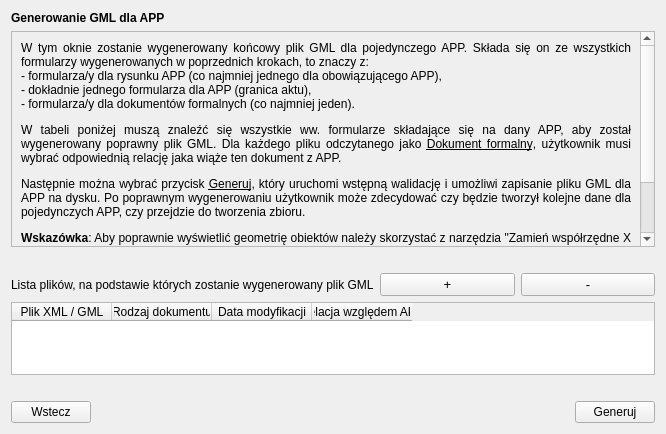
Qt form modules/app/views/ui/generowanie_gml_dialog_base.ui (envirosolutionspl/wtyczka_qgis_app) before a commit.
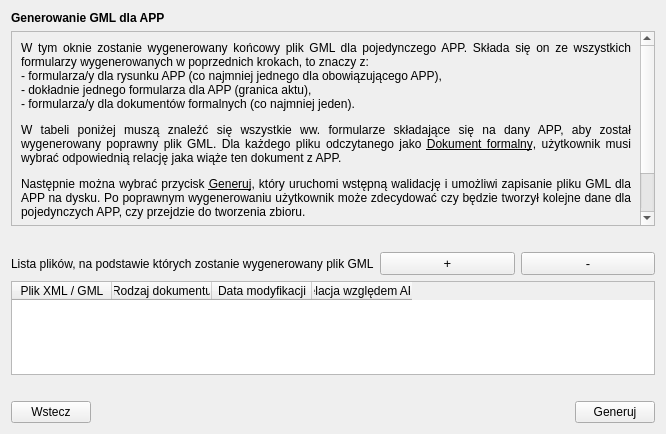
The same form after that commit.

Commit message: Zmiana instrukcji w oknie generowanie gml.

What changed in the file:
```diff
--- a/modules/app/views/ui/generowanie_gml_dialog_base.ui
+++ b/modules/app/views/ui/generowanie_gml_dialog_base.ui
@@ -52,7 +52,7 @@
           <x>0</x>
           <y>0</y>
           <width>627</width>
-          <height>236</height>
+          <height>262</height>
          </rect>
         </property>
         <property name="sizePolicy">
@@ -70,7 +70,7 @@
             </font>
            </property>
            <property name="text">
-            <string>&lt;html&gt;&lt;head/&gt;&lt;body&gt;&lt;p&gt;W tym oknie zostanie wygenerowany końcowy plik GML dla pojedynczego APP. Składa się on ze wszystkich formularzy wygenerowanych w poprzednich krokach, to znaczy z:&lt;br/&gt;- formularza/y dla rysunku APP (co najmniej jednego dla obowiązującego APP),&lt;br/&gt;- dokładnie jednego formularza dla APP (granica aktu),&lt;br/&gt;- formularza/y dla dokumentów formalnych (co najmniej jeden).&lt;/p&gt;&lt;p&gt;W tabeli poniżej muszą znaleźć się wszystkie ww. formularze składające się na dany APP, aby został wygenerowany poprawny plik GML. Dla każdego pliku odczytanego jako &lt;span style=&quot; text-decoration: underline;&quot;&gt;Dokument formalny&lt;/span&gt;, użytkownik musi wybrać odpowiednią relację jaka wiąże ten dokument z APP. &lt;/p&gt;&lt;p&gt;Następnie można wybrać przycisk &lt;span style=&quot; text-decoration: underline;&quot;&gt;Generuj&lt;/span&gt;, który uruchomi wstępną walidację i umożliwi zapisanie pliku GML dla APP na dysku. Po poprawnym wygenerowaniu użytkownik może zdecydować czy będzie tworzył kolejne dane dla pojedynczych APP, czy przejdzie do tworzenia zbioru. &lt;/p&gt;&lt;p&gt;&lt;span style=&quot; font-weight:600;&quot;&gt;Wskazówka&lt;/span&gt;: Aby poprawnie wyświetlić geometrię obiektów należy skorzystać z narzędzia &amp;quot;Zamień współrzędne X i Y&amp;quot;. Aby to zrobić należy wyświetlić panel &amp;quot;Algorytmy Processingu&amp;quot; (prawym przyciskiem myszy należy kliknąć na wstążkę z narzędziami i zaznaczyć krzyżykiem odpowiedni panel do wyświetlenia). Następnie w oknie &amp;quot;Algorytmy Processingu&amp;quot; należy rozwinąć listę narzędzi o nazwie &amp;quot;wektor - geometria&amp;quot; oraz wybrać narzędzie &amp;quot;Zamień współrzędne X i Y&amp;quot;.&lt;br/&gt;&lt;/p&gt;&lt;/body&gt;&lt;/html&gt;</string>
+            <string>&lt;html&gt;&lt;head/&gt;&lt;body&gt;&lt;p&gt;W tym oknie zostanie wygenerowany końcowy plik GML dla pojedynczego APP. Składa się on ze wszystkich formularzy wygenerowanych w poprzednich krokach, to znaczy z:&lt;br/&gt;- formularza/y dla rysunku APP (co najmniej jednego dla obowiązującego APP),&lt;br/&gt;- dokładnie jednego formularza dla APP (granica aktu),&lt;br/&gt;- formularza/y dla dokumentów formalnych (co najmniej jeden).&lt;/p&gt;&lt;p&gt;W tabeli poniżej muszą znaleźć się wszystkie ww. formularze składające się na dany APP, aby został wygenerowany poprawny plik GML. Dla każdego pliku odczytanego jako &lt;span style=&quot; text-decoration: underline;&quot;&gt;Dokument formalny&lt;/span&gt;, użytkownik musi wybrać odpowiednią relację jaka wiąże ten dokument z APP. &lt;/p&gt;&lt;p&gt;Następnie można wybrać przycisk &lt;span style=&quot; text-decoration: underline;&quot;&gt;Generuj&lt;/span&gt;, który uruchomi wstępną walidację i umożliwi zapisanie pliku GML dla APP na dysku. Po poprawnym wygenerowaniu użytkownik może zdecydować czy będzie tworzył kolejne dane dla pojedynczych APP, czy przejdzie do tworzenia zbioru. &lt;/p&gt;&lt;p&gt;&lt;span style=&quot; font-weight:600;&quot;&gt;Wskazówka&lt;/span&gt;: Aby poprawnie wyświetlić geometrię obiektów należy skorzystać z narzędzia &amp;quot;Zamień współrzędne X i Y&amp;quot;. Szczegółowe informacje znajdują się w &lt;a href=&quot;http://www.gov.pl/zagospodarowanieprzestrzenne/wtyczka-app&quot;&gt;&lt;span style=&quot; text-decoration: underline; color:#0000ff;&quot;&gt;instrukcji użytkownika&lt;/span&gt;&lt;/a&gt;.&lt;br/&gt;&lt;/p&gt;&lt;/body&gt;&lt;/html&gt;</string>
            </property>
            <property name="alignment">
             <set>Qt::AlignJustify|Qt::AlignVCenter</set>
```
Left out of the diff: 3 changed lines with no effect on the pictures. The commit also changes 1 other file.
